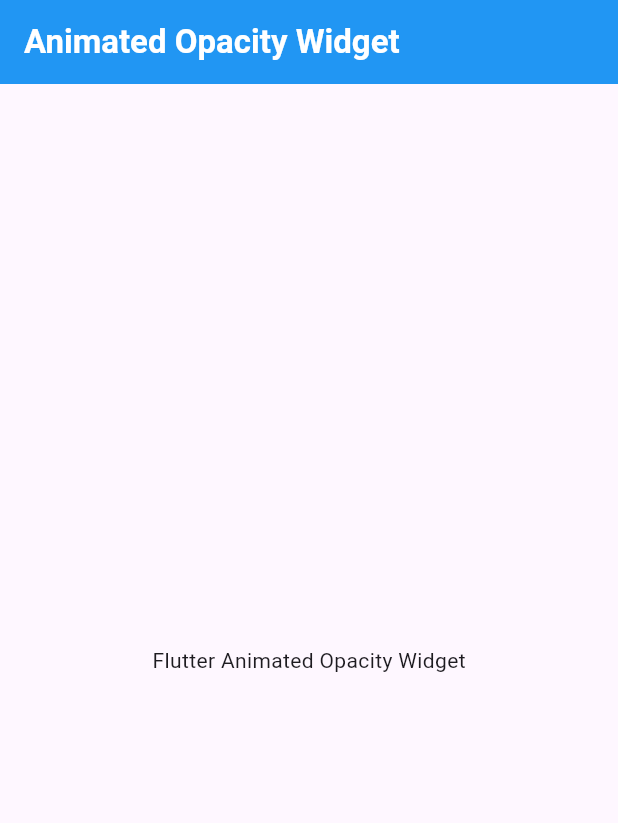
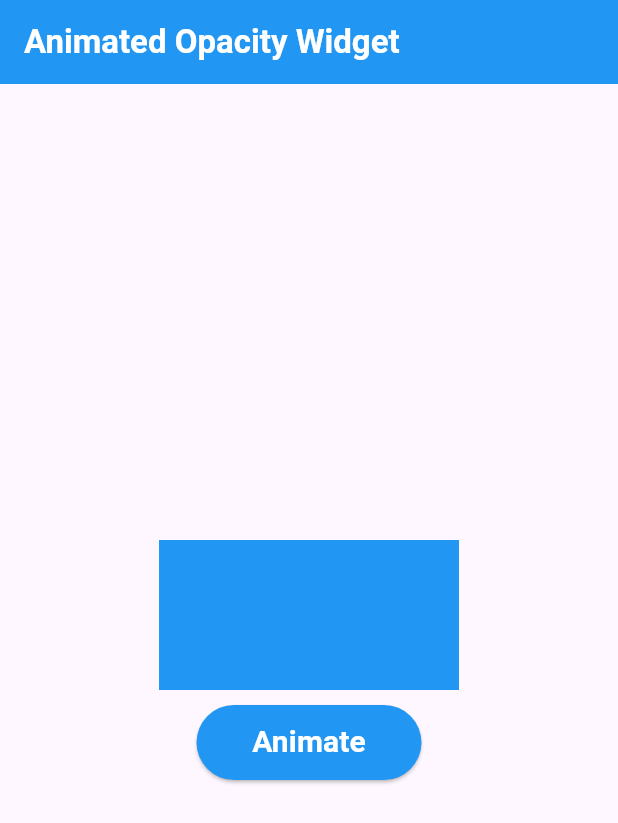
Before and after one commit to alhasann351/animated_opacity_widget, a Flutter app: the screen it shows after launch, on a phone screen of 412 x 824 dp. Shown: the top 823 px of the screen. Run offline on Flutter 3.47's test engine with Material 3 defaults, Android fonts, the phone set to English and light mode, and no system bars.

Commit message:
container-button-added

```diff
--- a/lib/main.dart
+++ b/lib/main.dart
@@ -38,12 +38,33 @@ class _MyHomePageState extends State<MyHomePage> {
           ),
         ),
       ),
-      body: const Center(
+      body: Center(
         child: Column(
           mainAxisAlignment: MainAxisAlignment.center,
           children: [
-            Text(
-              'Flutter Animated Opacity Widget',
+            Container(
+              height: 100,
+              width: 200,
+              color: Colors.blue,
+            ),
+            const SizedBox(
+              height: 10,
+            ),
+            SizedBox(
+              height: 50,
+              width: 150,
+              child: ElevatedButton(
+                onPressed: () {},
+                style: ElevatedButton.styleFrom(backgroundColor: Colors.blue),
+                child: const Text(
+                  'Animate',
+                  style: TextStyle(
+                    fontSize: 20,
+                    color: Colors.white,
+                    fontWeight: FontWeight.bold,
+                  ),
+                ),
+              ),
             ),
           ],
         ),
```
